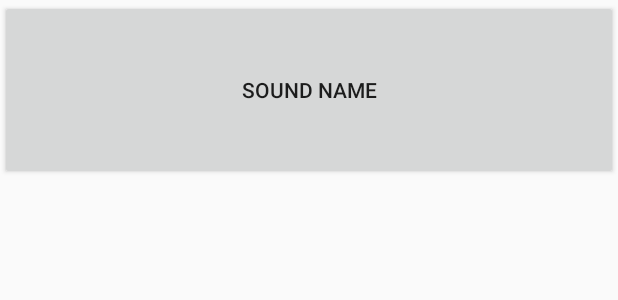
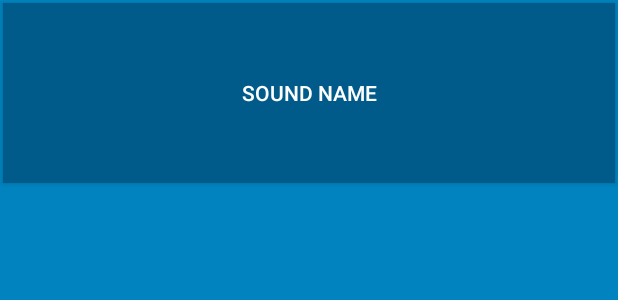
Before and after one commit to hennasingh/BeatBox, an Android app: the layout list_item_sound.xml on its own in the app's theme, with its tools: preview values and no code run, on a phone screen of 412 x 824 dp. Shown: the top 300 px of the screen. Run offline under Robolectric (Android 15) with nearby library versions, the phone set to English and light mode, and no system bars.

Commit message:
implemented styles and themes. Learnt how to make your own custom theme and modify the components in xml, how to reference theme attributes in xml

```diff
--- a/app/src/main/res/layout/list_item_sound.xml
+++ b/app/src/main/res/layout/list_item_sound.xml
@@ -12,6 +12,7 @@
     <Button
         android:layout_width="match_parent"
         android:layout_height="120dp"
+        android:layout_margin="2dp"
         android:text="@{viewModel.title}"
         android:onClick="@{()-> viewModel.onButtonClicked()}"
         tools:text="Sound Name"/>
--- a/app/src/main/res/values/colors.xml
+++ b/app/src/main/res/values/colors.xml
@@ -3,4 +3,10 @@
     <color name="colorPrimary">#3F51B5</color>
     <color name="colorPrimaryDark">#303F9F</color>
     <color name="colorAccent">#FF4081</color>
+
+    <color name="red">#F44336</color>
+    <color name="dark_red">#C3352B</color>
+    <color name="gray">#607D8B</color>
+    <color name="soothing_blue">#0083BF</color>
+    <color name="dark_blue">#005A8A</color>
 </resources>
--- a/app/src/main/res/values/styles.xml
+++ b/app/src/main/res/values/styles.xml
@@ -1,11 +1,18 @@
 <resources>
 
     <!-- Base application theme. -->
-    <style name="AppTheme" parent="Theme.AppCompat.Light.DarkActionBar">
+    <style name="AppTheme" parent="Theme.AppCompat">
         <!-- Customize your theme here. -->
-        <item name="colorPrimary">@color/colorPrimary</item>
-        <item name="colorPrimaryDark">@color/colorPrimaryDark</item>
-        <item name="colorAccent">@color/colorAccent</item>
+        <item name="colorPrimary">@color/red</item>
+        <item name="colorPrimaryDark">@color/dark_red</item>
+        <item name="colorAccent">@color/gray</item>
+        <item name="android:windowBackground">@color/soothing_blue</item>
+        <item name="buttonStyle">@style/BeatBoxButton</item>
+    </style>
+
+    <style name="BeatBoxButton" parent="Widget.AppCompat.Button">
+        <item name="android:background">@color/dark_blue</item>
+
     </style>
 
 </resources>
```
